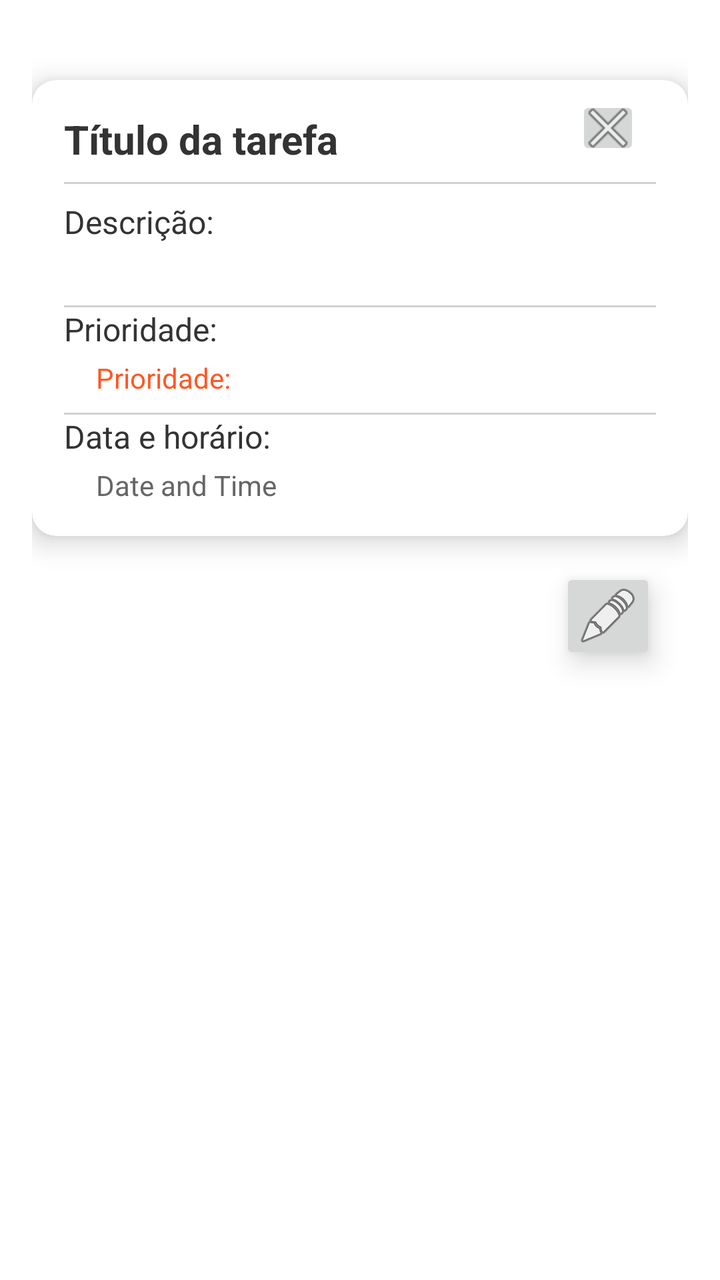
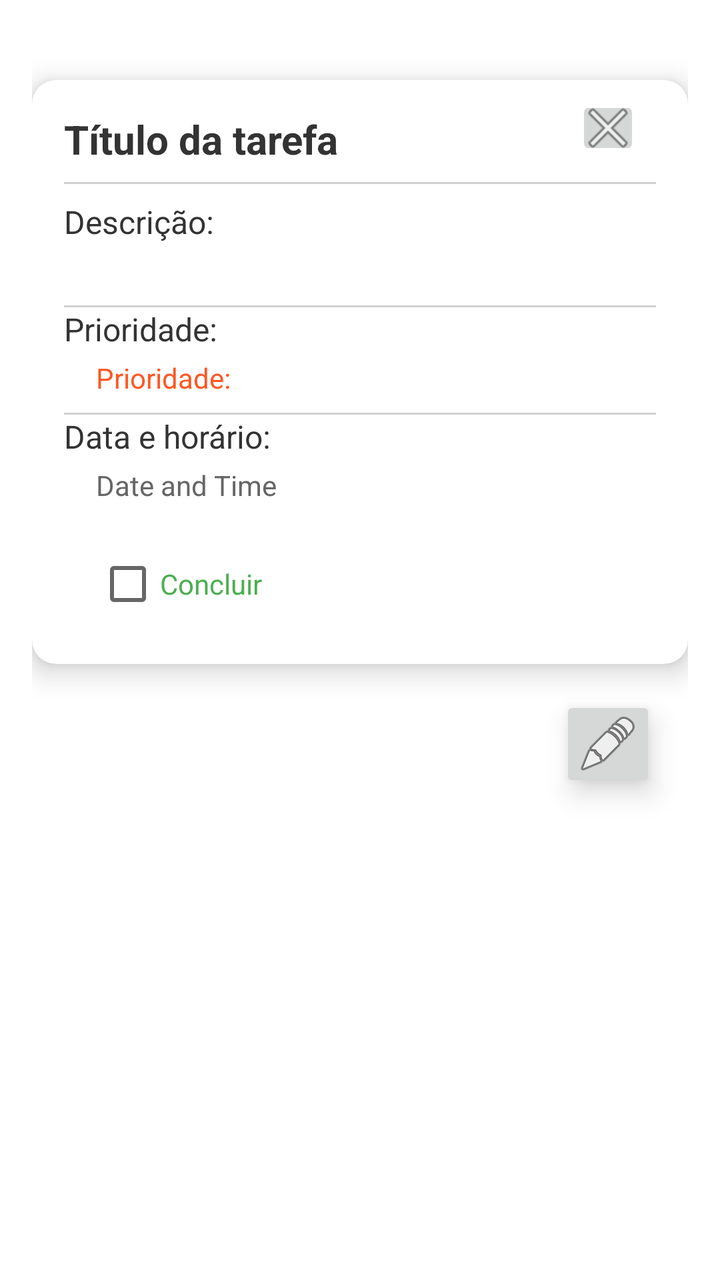

The first picture is an Android layout as it rendered before a commit; the second is the same layout after the commit. The layout source and the unified diff follow.
<!-- AndroidManifest.xml: activity theme Theme.TaskFlow -->
<!-- res/layout/activity_task_card.xml -->
<?xml version="1.0" encoding="utf-8"?>
<androidx.constraintlayout.widget.ConstraintLayout xmlns:android="http://schemas.android.com/apk/res/android"
    xmlns:app="http://schemas.android.com/apk/res-auto"
    xmlns:tools="http://schemas.android.com/tools"
    android:layout_width="match_parent"
    android:layout_height="match_parent"
    android:padding="16dp"
    tools:context="borges.gustavo.taskflow.activity.TaskCardActivity">

    
    <androidx.cardview.widget.CardView
        android:id="@+id/card_task"
        android:layout_width="0dp"
        android:layout_height="wrap_content"
        android:layout_marginTop="24dp"
        app:cardCornerRadius="12dp"
        app:cardElevation="8dp"
        app:cardBackgroundColor="#FFFFFF"
        app:contentPadding="16dp"
        android:layout_alignParentTop="true"
        app:layout_constraintTop_toTopOf="parent"
        app:layout_constraintStart_toStartOf="parent"
        app:layout_constraintEnd_toEndOf="parent">

        
        <LinearLayout
            android:orientation="vertical"
            android:layout_width="match_parent"
            android:layout_height="wrap_content">

            
            <TextView
                android:id="@+id/task_title"
                android:layout_width="match_parent"
                android:layout_height="wrap_content"
                android:text="@string/taskTitle"
                android:textSize="20sp"
                android:textStyle="bold"
                android:textColor="#333333"
                android:layout_marginBottom="8dp"
                android:ellipsize="end"
                android:maxLines="1"/>

            
            <View
                android:layout_width="match_parent"
                android:layout_height="1dp"
                android:layout_marginBottom="8dp"
                android:background="#D1D1D1"/>

            
            <TextView
                android:text="@string/descriptionCard"
                android:layout_width="match_parent"
                android:layout_height="wrap_content"
                android:textSize="16sp"
                android:textColor="#333333"
                android:layout_marginBottom="4dp"/>

            
            <TextView
                android:id="@+id/task_description"
                android:layout_width="match_parent"
                android:layout_height="wrap_content"
                android:text=""
                android:textSize="14sp"
                android:textColor="#666666"
                android:layout_marginStart="16dp"
                android:ellipsize="end"
                android:maxLines="3"/>

            
            <View
                android:layout_width="match_parent"
                android:layout_height="1dp"
                android:layout_marginTop="8dp"
                android:background="#D1D1D1"/>

            
            <TextView
                android:text="@string/priority"
                android:layout_width="match_parent"
                android:layout_height="wrap_content"
                android:textSize="16sp"
                android:textColor="#333333"
                android:layout_marginBottom="4dp"/>

            
            <TextView
                android:id="@+id/task_priority"
                android:layout_width="match_parent"
                android:layout_height="wrap_content"
                android:text="@string/priority"
                android:textSize="14sp"
                android:textColor="#FF5722"
                android:layout_marginStart="16dp"
                android:maxLines="1"/>

            
            <View
                android:layout_width="match_parent"
                android:layout_height="1dp"
                android:layout_marginTop="8dp"
                android:background="#D1D1D1"/>

            
            <TextView
                android:text="@string/date_time"
                android:layout_width="match_parent"
                android:layout_height="wrap_content"
                android:textSize="16sp"
                android:textColor="#333333"
                android:layout_marginBottom="4dp"/>

            
            <TextView
                android:id="@+id/task_date_time"
                android:layout_width="match_parent"
                android:layout_height="wrap_content"
                android:text="Date and Time"
                android:textSize="14sp"
                android:textColor="#666666"
                android:layout_marginStart="16dp"
                android:maxLines="1"/>

        </LinearLayout>

    </androidx.cardview.widget.CardView>

    
    <ImageButton
        android:id="@+id/buttonBack"
        android:layout_width="32dp"
        android:layout_height="32dp"
        android:src="@android:drawable/ic_menu_close_clear_cancel"
        android:contentDescription="@string/back"
        android:layout_marginTop="32dp"
        android:layout_marginEnd="24dp"
        app:layout_constraintTop_toTopOf="parent"
        app:layout_constraintEnd_toEndOf="parent"
        android:elevation="8dp"/>

    
    <ImageButton
        android:id="@+id/buttonEdit"
        android:layout_width="48dp"
        android:layout_height="48dp"
        android:src="@android:drawable/ic_menu_edit"
        android:contentDescription="@string/editTask"
        app:layout_constraintTop_toBottomOf="@+id/card_task"
        app:layout_constraintEnd_toEndOf="parent"
        android:layout_marginTop="16dp"
        android:layout_marginEnd="16dp"
        android:elevation="8dp"/>

</androidx.constraintlayout.widget.ConstraintLayout>
<!-- resources referenced by this layout -->
<resources>
  <string name="back">Voltar</string>
  <string name="date_time">Data e horário:</string>
  <string name="descriptionCard">Descrição:</string>
  <string name="editTask">Editar</string>
  <string name="priority">Prioridade:</string>
  <string name="taskTitle">Título da tarefa</string>
  <style name="Theme.TaskFlow" parent="Theme.MaterialComponents.DayNight.NoActionBar" />
</resources>

<!-- the commit's change to res/layout/activity_task_card.xml (unified diff, before → after) -->
@@ -123,6 +123,16 @@
                 android:layout_marginStart="16dp"
                 android:maxLines="1"/>
 
+            <CheckBox
+                android:id="@+id/checkbox_completed"
+                android:layout_width="wrap_content"
+                android:layout_height="wrap_content"
+                android:text="@string/complete"
+                android:layout_marginTop="16dp"
+                android:layout_marginStart="16dp"
+                android:textColor="#4CAF50"
+                />
+
         </LinearLayout>
 
     </androidx.cardview.widget.CardView>
<!-- resource entries referenced after the edit -->
@@ -1,6 +1,7 @@
 <!-- resources referenced by this layout -->
 <resources>
   <string name="back">Voltar</string>
+  <string name="complete">Concluir</string>
   <string name="date_time">Data e horário:</string>
   <string name="descriptionCard">Descrição:</string>
   <string name="editTask">Editar</string>
